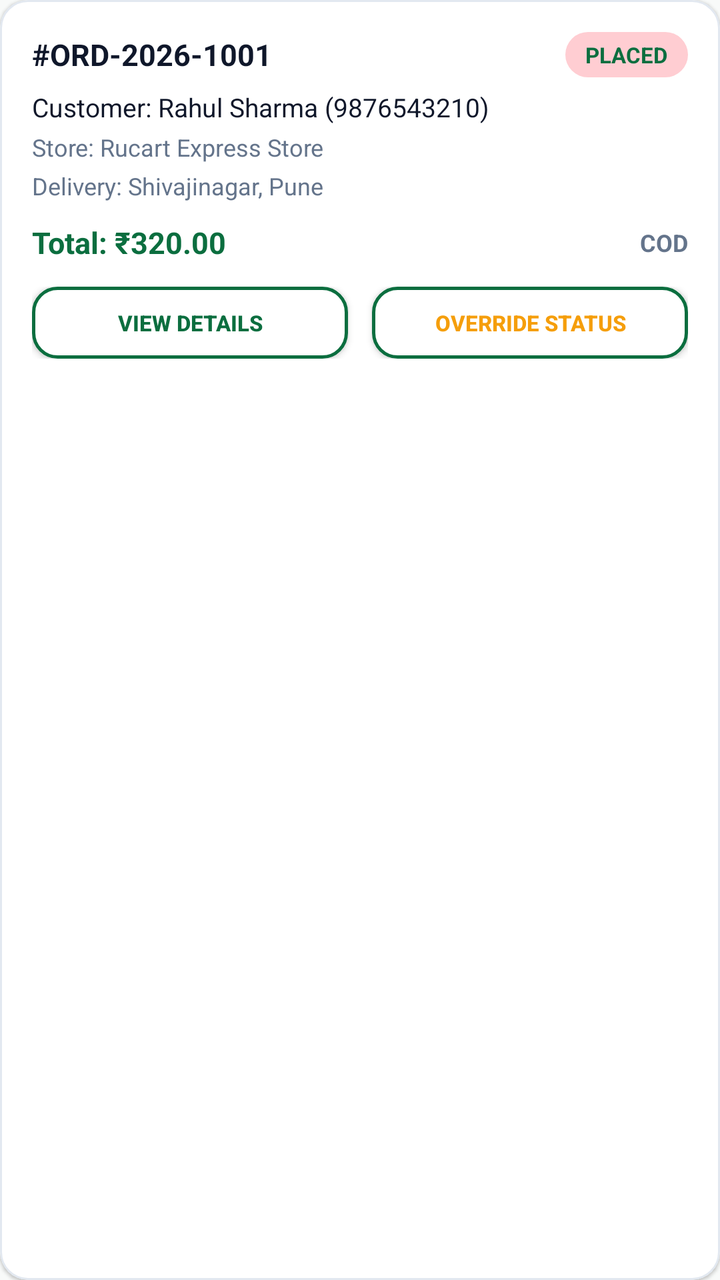
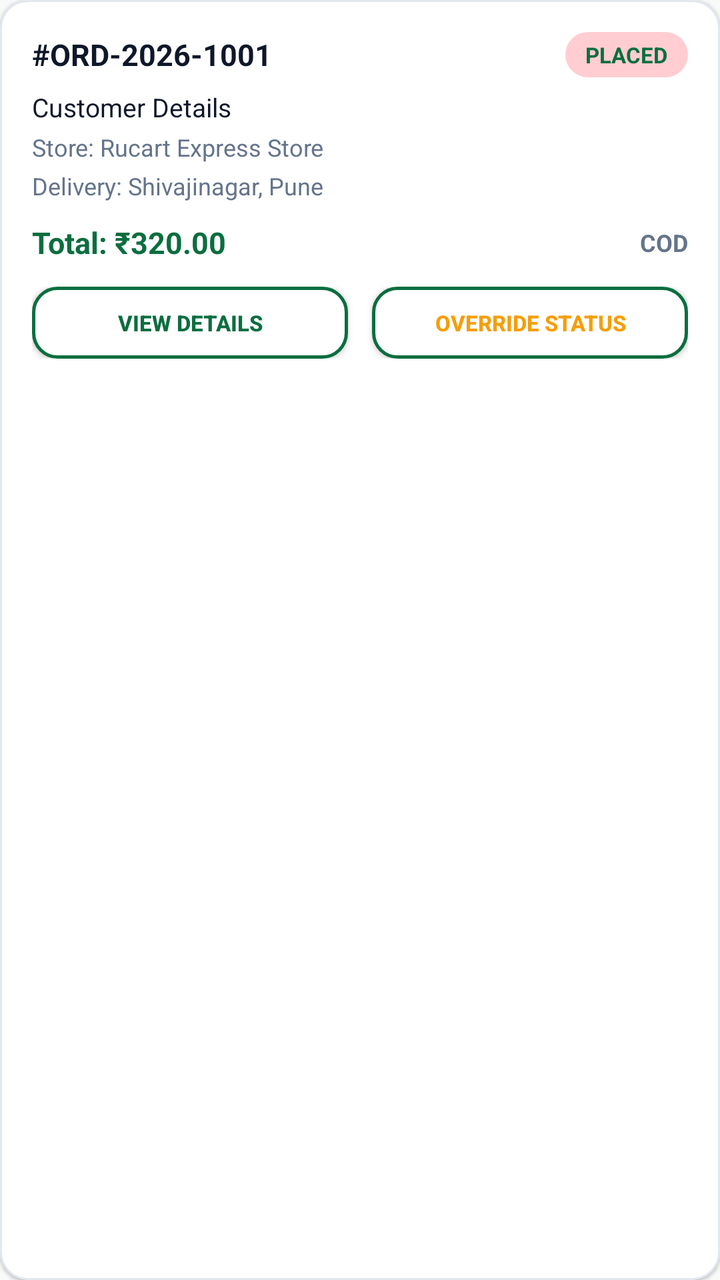

The first picture is an Android layout as it rendered before a commit; the second is the same layout after the commit. The layout source and the unified diff follow.
<!-- AndroidManifest.xml: application theme Theme.Rucart -->
<!-- res/layout/item_admin_order.xml -->
<?xml version="1.0" encoding="utf-8"?>
<com.google.android.material.card.MaterialCardView xmlns:android="http://schemas.android.com/apk/res/android"
    xmlns:app="http://schemas.android.com/apk/res-auto"
    android:layout_width="match_parent"
    android:layout_height="wrap_content"
    android:layout_marginBottom="12dp"
    app:cardBackgroundColor="@color/white"
    app:cardCornerRadius="14dp"
    app:cardElevation="1dp"
    app:strokeColor="@color/divider_color"
    app:strokeWidth="1dp">

    <LinearLayout
        android:layout_width="match_parent"
        android:layout_height="wrap_content"
        android:orientation="vertical"
        android:padding="16dp">

        <LinearLayout
            android:layout_width="match_parent"
            android:layout_height="wrap_content"
            android:gravity="center_vertical"
            android:orientation="horizontal">

            <TextView
                android:id="@+id/tvAdminOrderNumber"
                android:layout_width="0dp"
                android:layout_height="wrap_content"
                android:layout_weight="1"
                android:text="#ORD-2026-1001"
                android:textColor="@color/text_primary"
                android:textSize="15sp"
                android:textStyle="bold" />

            <TextView
                android:id="@+id/tvAdminOrderStatusBadge"
                android:layout_width="wrap_content"
                android:layout_height="wrap_content"
                android:background="@drawable/bg_order_status_badge"
                android:paddingHorizontal="10dp"
                android:paddingVertical="4dp"
                android:text="PLACED"
                android:textColor="@color/primary_green"
                android:textSize="11sp"
                android:textStyle="bold" />
        </LinearLayout>

        <TextView
            android:id="@+id/tvAdminOrderCustomer"
            android:layout_width="match_parent"
            android:layout_height="wrap_content"
            android:layout_marginTop="6dp"
            android:text="Customer: Rahul Sharma (9876543210)"
            android:textColor="@color/text_primary"
            android:textSize="13sp" />

        <TextView
            android:id="@+id/tvAdminOrderStore"
            android:layout_width="match_parent"
            android:layout_height="wrap_content"
            android:layout_marginTop="3dp"
            android:text="Store: Rucart Express Store"
            android:textColor="@color/text_secondary"
            android:textSize="12sp" />

        <TextView
            android:id="@+id/tvAdminOrderAddress"
            android:layout_width="match_parent"
            android:layout_height="wrap_content"
            android:layout_marginTop="3dp"
            android:text="Delivery: Shivajinagar, Pune"
            android:textColor="@color/text_secondary"
            android:textSize="12sp" />

        <LinearLayout
            android:layout_width="match_parent"
            android:layout_height="wrap_content"
            android:layout_marginTop="10dp"
            android:gravity="center_vertical"
            android:orientation="horizontal">

            <TextView
                android:id="@+id/tvAdminOrderTotal"
                android:layout_width="wrap_content"
                android:layout_height="wrap_content"
                android:text="Total: ₹320.00"
                android:textColor="@color/primary_green"
                android:textSize="15sp"
                android:textStyle="bold" />

            <View
                android:layout_width="0dp"
                android:layout_height="1dp"
                android:layout_weight="1" />

            <TextView
                android:id="@+id/tvAdminOrderPaymentMethod"
                android:layout_width="wrap_content"
                android:layout_height="wrap_content"
                android:text="COD"
                android:textColor="@color/text_secondary"
                android:textSize="12sp"
                android:textStyle="bold" />
        </LinearLayout>

        <LinearLayout
            android:layout_width="match_parent"
            android:layout_height="wrap_content"
            android:layout_marginTop="12dp"
            android:orientation="horizontal">

            <androidx.appcompat.widget.AppCompatButton
                android:id="@+id/btnViewOrderDetails"
                android:layout_width="0dp"
                android:layout_height="36dp"
                android:layout_marginEnd="6dp"
                android:layout_weight="1"
                android:background="@drawable/bg_button_secondary"
                android:text="View Details"
                android:textColor="@color/primary_green"
                android:textSize="11sp"
                android:textStyle="bold" />

            <androidx.appcompat.widget.AppCompatButton
                android:id="@+id/btnAdminOverrideStatus"
                android:layout_width="0dp"
                android:layout_height="36dp"
                android:layout_marginStart="6dp"
                android:layout_weight="1"
                android:background="@drawable/bg_button_secondary"
                android:text="Override Status"
                android:textColor="@color/accent_orange"
                android:textSize="11sp"
                android:textStyle="bold" />
        </LinearLayout>

    </LinearLayout>
</com.google.android.material.card.MaterialCardView>
<!-- resources referenced by this layout -->
<resources>
  <color name="accent_orange">#F59E0B</color>
  <color name="divider_color">#E2E8F0</color>
  <color name="primary_green">#0B6E3F</color>
  <color name="text_primary">#0F172A</color>
  <color name="text_secondary">#64748B</color>
  <color name="white">#FFFFFF</color>
  <!-- drawable bg_button_secondary (drawable) -->
  <?xml version="1.0" encoding="utf-8"?>
  <ripple xmlns:android="http://schemas.android.com/apk/res/android"
      android:color="@color/primary_green_ultra_light">
      <item>
          <shape android:shape="rectangle">
              <solid android:color="@color/white" />
              <stroke
                  android:width="1.5dp"
                  android:color="@color/primary_green" />
              <corners android:radius="@dimen/corner_radius_medium" />
          </shape>
      </item>
  </ripple>
  <!-- drawable bg_order_status_badge (drawable) -->
  <?xml version="1.0" encoding="utf-8"?>
  <shape xmlns:android="http://schemas.android.com/apk/res/android"
      android:shape="rectangle">
  
      <solid android:color="#FFCDD2" />
  
      <corners android:radius="16dp" />
  
      <padding
          android:left="10dp"
          android:top="5dp"
          android:right="10dp"
          android:bottom="5dp" />
  
  </shape>
  <style name="Theme.Rucart" parent="Theme.MaterialComponents.DayNight.NoActionBar">
          
          <item name="colorPrimary">@color/primary_green</item>
          <item name="colorPrimaryVariant">@color/primary_green_dark</item>
          <item name="colorOnPrimary">@color/text_on_primary</item>
  
          
          <item name="colorSecondary">@color/accent_green</item>
          <item name="colorSecondaryVariant">@color/primary_green_light</item>
          <item name="colorOnSecondary">@color/white</item>
  
          
          <item name="android:statusBarColor">@color/primary_green_dark</item>
          <item name="android:windowLightStatusBar">false</item>
          <item name="android:navigationBarColor">@color/white</item>
          <item name="android:windowLightNavigationBar">true</item>
  
          
          <item name="android:windowBackground">@color/window_background</item>
      </style>
  <color name="primary_green_ultra_light">#EAF6EE</color>
  <dimen name="corner_radius_medium">12dp</dimen>
  <color name="primary_green_dark">#074D2B</color>
  <color name="text_on_primary">#FFFFFF</color>
  <color name="accent_green">#00A859</color>
  <color name="primary_green_light">#13884C</color>
  <color name="window_background">#F8FAF9</color>
</resources>

<!-- the commit's change to res/layout/item_admin_order.xml (unified diff, before → after) -->
@@ -50,7 +50,7 @@
             android:layout_width="match_parent"
             android:layout_height="wrap_content"
             android:layout_marginTop="6dp"
-            android:text="Customer: Rahul Sharma (9876543210)"
+            android:text="Customer Details"
             android:textColor="@color/text_primary"
             android:textSize="13sp" />
 
